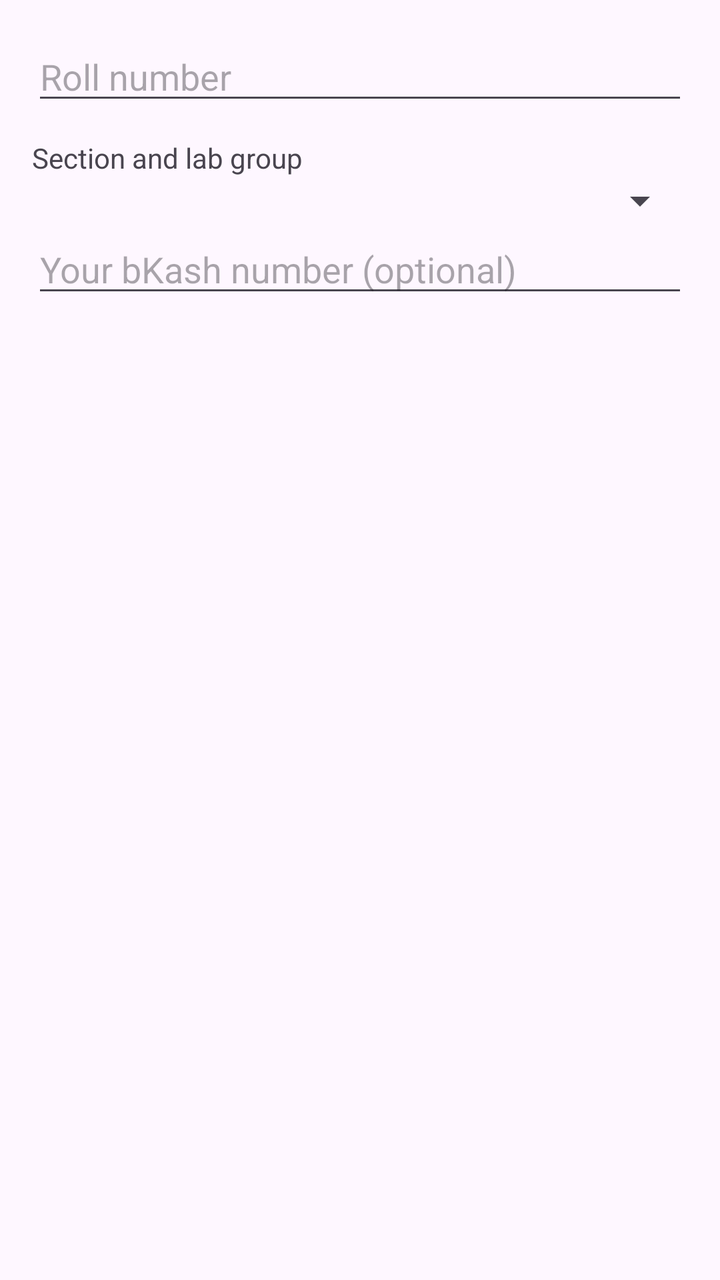
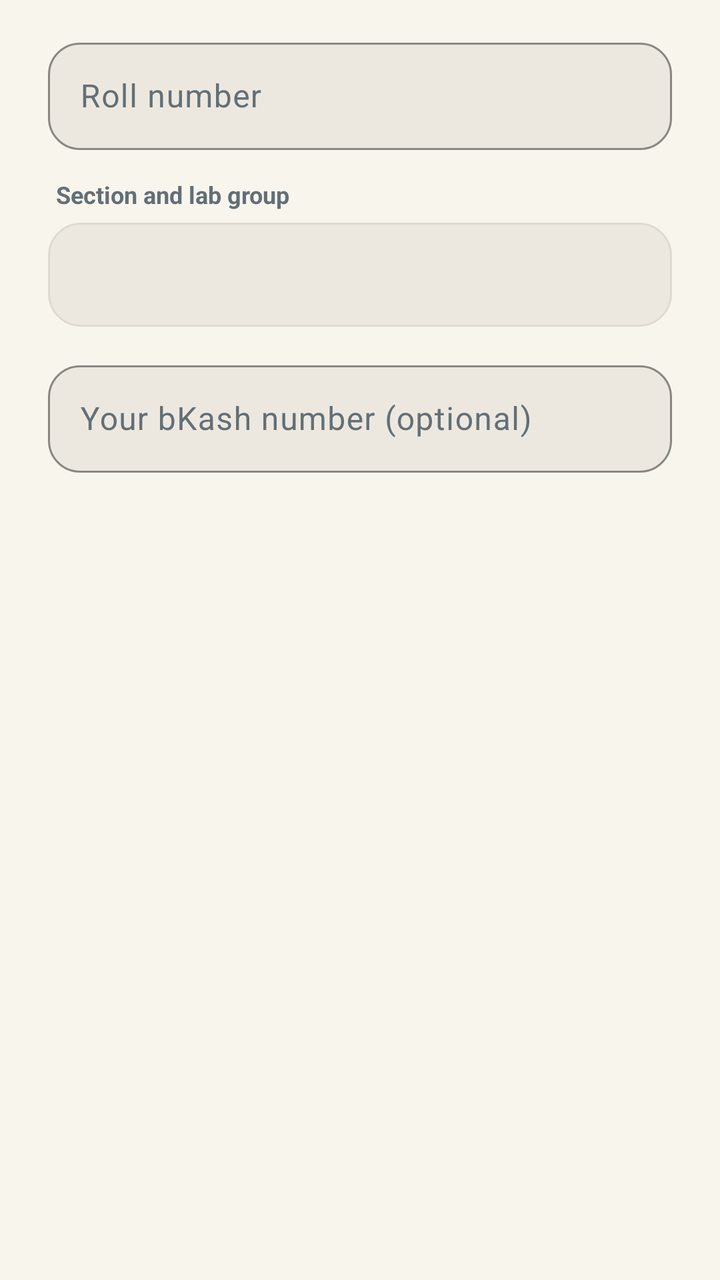

Before-and-after screenshots of an Android layout around one commit, followed by the original layout XML and the change that was made.
<!-- AndroidManifest.xml: application theme Theme.Fluxora -->
<!-- res/layout/dialog_profile.xml -->
<?xml version="1.0" encoding="utf-8"?>
<LinearLayout xmlns:android="http://schemas.android.com/apk/res/android"
    android:layout_width="match_parent"
    android:layout_height="wrap_content"
    android:orientation="vertical"
    android:padding="16dp">

    <EditText
        android:id="@+id/etRoll"
        android:layout_width="match_parent"
        android:layout_height="wrap_content"
        android:hint="Roll number"
        android:inputType="number" />

    <TextView
        android:layout_width="match_parent"
        android:layout_height="wrap_content"
        android:paddingTop="12dp"
        android:text="Section and lab group" />

    <Spinner
        android:id="@+id/spGroup"
        android:layout_width="match_parent"
        android:layout_height="wrap_content" />

    <EditText
        android:id="@+id/etPhone"
        android:layout_width="match_parent"
        android:layout_height="wrap_content"
        android:hint="Your bKash number (optional)"
        android:inputType="phone" />
</LinearLayout>
<!-- resources referenced by this layout -->
<resources>
  <style name="Base.Theme.Fluxora" parent="Theme.Material3.DayNight.NoActionBar">
          
          
      </style>
  <!-- unchanged entries left out for length: 1 -->
</resources>

<!-- the commit's change to res/layout/dialog_profile.xml (unified diff, before → after) -->
@@ -3,30 +3,58 @@
     android:layout_width="match_parent"
     android:layout_height="wrap_content"
     android:orientation="vertical"
-    android:padding="16dp">
+    android:paddingStart="24dp"
+    android:paddingTop="16dp"
+    android:paddingEnd="24dp"
+    android:paddingBottom="12dp">
 
-    <EditText
-        android:id="@+id/etRoll"
+    <com.google.android.material.textfield.TextInputLayout
+        style="@style/Widget.Fluxora.TextInputLayout"
         android:layout_width="match_parent"
         android:layout_height="wrap_content"
-        android:hint="Roll number"
-        android:inputType="number" />
+        android:layout_marginBottom="14dp">
+
+        <EditText
+            android:id="@+id/etRoll"
+            android:layout_width="match_parent"
+            android:layout_height="wrap_content"
+            android:hint="Roll number"
+            android:inputType="number"
+            android:padding="16dp"
+            android:textColor="?attr/colorOnSurface" />
+    </com.google.android.material.textfield.TextInputLayout>
 
     <TextView
         android:layout_width="match_parent"
         android:layout_height="wrap_content"
-        android:paddingTop="12dp"
-        android:text="Section and lab group" />
+        android:layout_marginStart="4dp"
+        android:layout_marginBottom="6dp"
+        android:text="Section and lab group"
+        android:textColor="?attr/colorOnSurfaceVariant"
+        android:textSize="12sp"
+        android:textStyle="bold" />
 
     <Spinner
         android:id="@+id/spGroup"
         android:layout_width="match_parent"
-        android:layout_height="wrap_content" />
+        android:layout_height="52dp"
+        android:layout_marginBottom="14dp"
+        android:background="@drawable/bg_soft_input"
+        android:paddingStart="12dp"
+        android:paddingEnd="12dp" />
 
-    <EditText
-        android:id="@+id/etPhone"
+    <com.google.android.material.textfield.TextInputLayout
+        style="@style/Widget.Fluxora.TextInputLayout"
         android:layout_width="match_parent"
-        android:layout_height="wrap_content"
-        android:hint="Your bKash number (optional)"
-        android:inputType="phone" />
+        android:layout_height="wrap_content">
+
+        <EditText
+            android:id="@+id/etPhone"
+            android:layout_width="match_parent"
+            android:layout_height="wrap_content"
+            android:hint="Your bKash number (optional)"
+            android:inputType="phone"
+            android:padding="16dp"
+            android:textColor="?attr/colorOnSurface" />
+    </com.google.android.material.textfield.TextInputLayout>
 </LinearLayout>
<!-- resource entries referenced after the edit -->
@@ -1,8 +1,124 @@
 <!-- resources referenced by this layout -->
 <resources>
+  <!-- drawable bg_soft_input (drawable) -->
+  <?xml version="1.0" encoding="utf-8"?>
+  <shape xmlns:android="http://schemas.android.com/apk/res/android"
+      android:shape="rectangle">
+      <solid android:color="?attr/colorSurface" />
+      <corners android:radius="16dp" />
+      <stroke
+          android:width="1dp"
+          android:color="?attr/colorOutlineVariant" />
+  </shape>
+  <style name="Widget.Fluxora.TextInputLayout" parent="Widget.Material3.TextInputLayout.OutlinedBox">
+          <item name="boxCornerRadiusTopStart">16dp</item>
+          <item name="boxCornerRadiusTopEnd">16dp</item>
+          <item name="boxCornerRadiusBottomStart">16dp</item>
+          <item name="boxCornerRadiusBottomEnd">16dp</item>
+          <item name="boxBackgroundColor">?attr/colorSurface</item>
+          <item name="boxStrokeColor">?attr/colorPrimary</item>
+          <item name="boxStrokeWidth">1dp</item>
+      </style>
   <style name="Base.Theme.Fluxora" parent="Theme.Material3.DayNight.NoActionBar">
           
+          <item name="colorPrimary">@color/primary</item>
+          <item name="colorOnPrimary">@color/on_primary</item>
+          <item name="colorPrimaryContainer">@color/primary_container</item>
+          <item name="colorOnPrimaryContainer">@color/on_primary_container</item>
+  
+          <item name="colorSecondary">@color/secondary</item>
+          <item name="colorOnSecondary">@color/on_secondary</item>
+          <item name="colorSecondaryContainer">@color/secondary_container</item>
+          <item name="colorOnSecondaryContainer">@color/on_secondary_container</item>
+  
+          <item name="colorTertiary">@color/tertiary</item>
+          <item name="colorOnTertiary">@color/on_tertiary</item>
+          <item name="colorTertiaryContainer">@color/tertiary_container</item>
+          <item name="colorOnTertiaryContainer">@color/on_tertiary_container</item>
+  
           
+          <item name="android:colorBackground">@color/background_light</item>
+          <item name="colorOnBackground">@color/text_primary_light</item>
+          <item name="colorSurface">@color/surface_light</item>
+          <item name="colorOnSurface">@color/text_primary_light</item>
+          <item name="colorSurfaceVariant">@color/surface_variant_light</item>
+          <item name="colorOnSurfaceVariant">@color/text_secondary_light</item>
+          <item name="colorSurfaceContainer">@color/surface_light</item>
+          <item name="colorSurfaceContainerHigh">@color/surface_container_light</item>
+          <item name="colorOutline">@color/outline_light</item>
+          <item name="colorOutlineVariant">@color/outline_variant_light</item>
+  
+          
+          <item name="colorError">@color/danger</item>
+          <item name="colorErrorContainer">@color/danger_container</item>
+          <item name="colorOnErrorContainer">@color/on_danger_container</item>
+  
+          
+          <item name="android:statusBarColor">@color/background_light</item>
+          <item name="android:navigationBarColor">@color/background_light</item>
+          <item name="android:windowLightStatusBar">true</item>
+          <item name="android:windowLightNavigationBar" tools:targetApi="o_mr1">true</item>
+  
+          
+          <item name="materialCardViewStyle">@style/Widget.Fluxora.CardView</item>
+          <item name="materialButtonStyle">@style/Widget.Fluxora.Button.Primary</item>
+          <item name="bottomSheetDialogTheme">@style/ThemeOverlay.Fluxora.BottomSheetDialog</item>
+      </style>
+  <color name="primary">#6B8E7E</color>
+  <color name="on_primary">#FFFFFF</color>
+  <color name="primary_container">#DCE7E1</color>
+  <color name="on_primary_container">#23352D</color>
+  <color name="secondary">#F0D9C5</color>
+  <color name="on_secondary">#36454F</color>
+  <color name="secondary_container">#F0D9C5</color>
+  <color name="on_secondary_container">#36454F</color>
+  <color name="tertiary">#D4AF37</color>
+  <color name="on_tertiary">#1E2824</color>
+  <color name="tertiary_container">#F7EFE0</color>
+  <color name="on_tertiary_container">#4A3B0C</color>
+  <color name="background_light">#F8F5ED</color>
+  <color name="text_primary_light">#36454F</color>
+  <color name="surface_light">#EDE8DF</color>
+  <color name="surface_variant_light">#E2DDD2</color>
+  <color name="text_secondary_light">#626F77</color>
+  <color name="surface_container_light">#E5DFD3</color>
+  <color name="outline_light">#C9C3B6</color>
+  <color name="outline_variant_light">#DFDAD0</color>
+  <color name="danger">#B85450</color>
+  <color name="danger_container">#F5DFDE</color>
+  <color name="on_danger_container">#4A1B19</color>
+  <style name="Widget.Fluxora.CardView" parent="Widget.Material3.CardView.Filled">
+          <item name="cardBackgroundColor">?attr/colorSurface</item>
+          <item name="cardCornerRadius">20dp</item>
+          <item name="cardElevation">0dp</item>
+          <item name="strokeWidth">0dp</item>
+          <item name="contentPadding">20dp</item>
+      </style>
+  <style name="Widget.Fluxora.Button.Primary" parent="Widget.Material3.Button">
+          <item name="backgroundTint">?attr/colorPrimary</item>
+          <item name="android:textColor">?attr/colorOnPrimary</item>
+          <item name="cornerRadius">999dp</item>
+          <item name="android:insetTop">0dp</item>
+          <item name="android:insetBottom">0dp</item>
+          <item name="android:minHeight">54dp</item>
+          <item name="android:letterSpacing">0.03</item>
+          <item name="android:textAllCaps">false</item>
+          <item name="elevation">0dp</item>
+      </style>
+  <style name="ThemeOverlay.Fluxora.BottomSheetDialog" parent="ThemeOverlay.Material3.BottomSheetDialog">
+          <item name="bottomSheetStyle">@style/Widget.Fluxora.BottomSheet</item>
+      </style>
+  <style name="Widget.Fluxora.BottomSheet" parent="Widget.Material3.BottomSheet.Modal">
+          <item name="backgroundTint">?attr/colorSurface</item>
+          <item name="shapeAppearanceOverlay">@style/ShapeAppearance.Fluxora.BottomSheet</item>
+          <item name="elevation">0dp</item>
+      </style>
+  <style name="ShapeAppearance.Fluxora.BottomSheet" parent="">
+          <item name="cornerFamily">rounded</item>
+          <item name="cornerSizeTopLeft">24dp</item>
+          <item name="cornerSizeTopRight">24dp</item>
+          <item name="cornerSizeBottomLeft">0dp</item>
+          <item name="cornerSizeBottomRight">0dp</item>
       </style>
   <!-- unchanged entries left out for length: 1 -->
 </resources>
